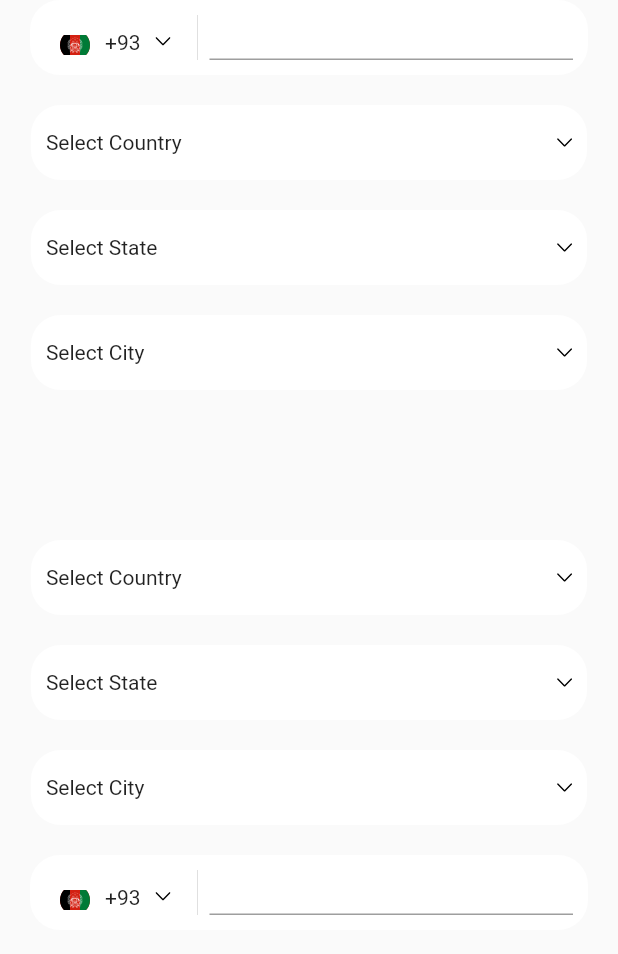
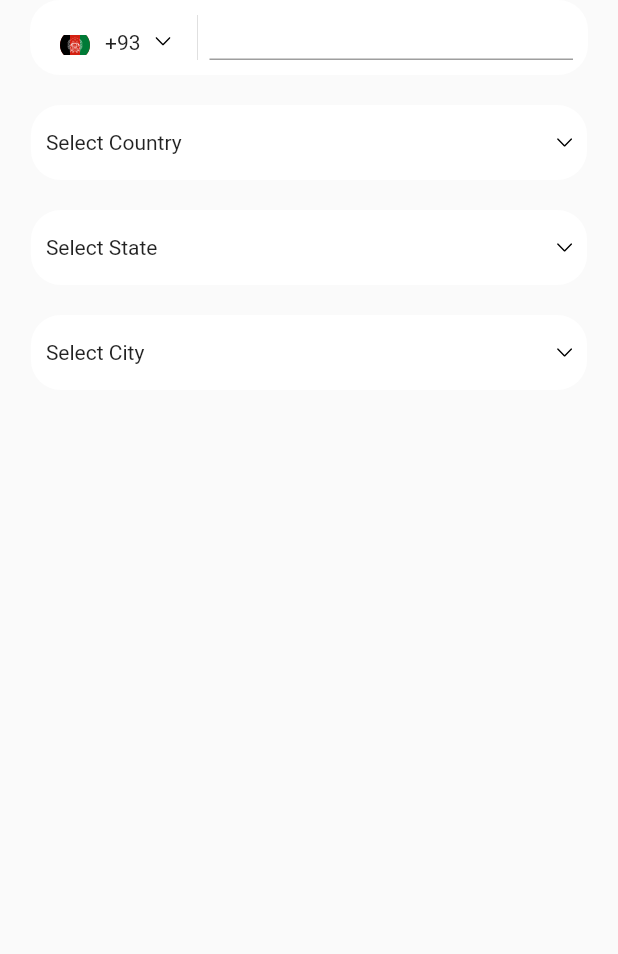
Before and after one commit to rajkali499/country_picker_bkb, a Flutter app: the screen it shows after launch, on a phone screen of 412 x 824 dp. Shown: the top 954 px of the screen. Run offline on Flutter 3.47's test engine with Material 2 defaults, Android fonts, the phone set to English and light mode, and no system bars; our stand-ins replace flutter_svg.

```diff
--- a/lib/country_picker_bkb.dart
+++ b/lib/country_picker_bkb.dart
@@ -53,23 +53,6 @@ class _CountryPickerState extends State<CountryPicker> {
                 height: 20,
               ),
               City(),
-              const SizedBox(
-                height: 100,
-              ),
-              Country(),
-              const SizedBox(
-                height: 20,
-
-              ),
-              StatePicker(),
-              const SizedBox(
-                height: 20,
-              ),
-              City(),
-              const SizedBox(
-                height: 20,
-              ),
-              MobileNumberCode(textEditingController: textEditingController),
             ],
           ),
         ),
@@ -116,7 +99,7 @@ citySelect(BuildContext context, Offset buttonPosition, Size buttonSize) {
                                   filterCity();
                                 },
                                 decoration:  InputDecoration(
-                                  hintText: "Search here",
+                                  hintText: "Search city",
                                   suffixIcon: const Icon(Icons.search),
                                   border: OutlineInputBorder(
                                     borderRadius: BorderRadius.circular(10),
@@ -216,7 +199,7 @@ citySelect(BuildContext context, Offset buttonPosition, Size buttonSize) {
                                   filterCity();
                                 },
                                 decoration: InputDecoration(
-                                    hintText: "Search here",
+                                    hintText: "Search city",
                                     suffixIcon: const Icon(Icons.search),
                                     border: OutlineInputBorder(
                                       borderRadius: BorderRadius.circular(10),
@@ -331,7 +314,7 @@ stateSelect(BuildContext context, Offset buttonPosition, Size buttonSize) {
                                   filterState();
                                 },
                                 decoration: InputDecoration(
-                                    hintText: "Search here",
+                                    hintText: "Search state",
                                     suffixIcon: const Icon(Icons.search),
                                     border: OutlineInputBorder(
                                       borderRadius: BorderRadius.circular(10),
@@ -439,7 +422,7 @@ stateSelect(BuildContext context, Offset buttonPosition, Size buttonSize) {
                                   filterState();
                                 },
                                 decoration: InputDecoration(
-                                    hintText: "Search here",
+                                    hintText: "Search state",
                                     suffixIcon: const Icon(Icons.search),
                                     border: OutlineInputBorder(
                                       borderRadius: BorderRadius.circular(10),
@@ -562,7 +545,7 @@ countrySelect(BuildContext context, Offset buttonPosition, Size buttonSize) {
                                   filterCountry();
                                 },
                                 decoration: InputDecoration(
-                                    hintText: "Search here",
+                                    hintText: "Search country",
                                     suffixIcon: const Icon(Icons.search),
                                     border: OutlineInputBorder(
                                       borderRadius: BorderRadius.circular(10),
@@ -671,7 +654,7 @@ countrySelect(BuildContext context, Offset buttonPosition, Size buttonSize) {
                                   filterCountry();
                                 },
                                 decoration: InputDecoration(
-                                    hintText: "Search here",
+                                    hintText: "Search country",
                                     suffixIcon: const Icon(Icons.search),
                                     border: OutlineInputBorder(
                                       borderRadius: BorderRadius.circular(10),
```
Also changed, not shown: 1 other file.
